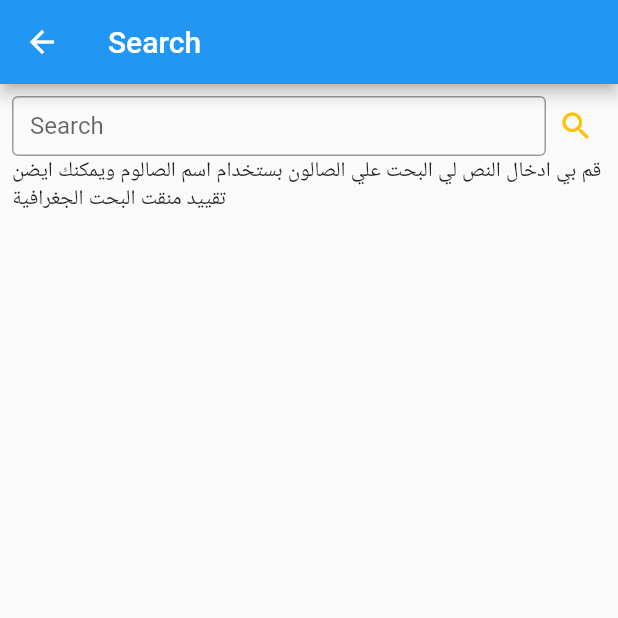
After one commit to alaayousf/barbershops_booking, a Flutter app: the Home screen opened directly, after a tap on the "search" icon, on a phone screen of 412 x 824 dp, the top half of it. The commit adds this screen. Run offline on Flutter 3.47's test engine with Material 2 defaults, Android fonts, the phone set to English and light mode, and no system bars; our stand-ins replace bloc, cached_network_image, cloud_firestore, date_picker_timeline, equatable, firebase_auth and 7 more; missing offline and left inert: dart:ffi, flutter_facebook_auth; accounts and stored records are empty.

Commit message:
تم اضافة جزئية ال search  تبقي فقط جزئية البحت حسب النطاق

```diff
--- a/lib/blocs/GetDataBloc/getdata_Event.dart
+++ b/lib/blocs/GetDataBloc/getdata_Event.dart
@@ -1,4 +1,3 @@
-import 'package:cloud_firestore/cloud_firestore.dart';
 import 'package:equatable/equatable.dart';
 
 abstract class GetDataEvent extends Equatable {
@@ -12,7 +11,20 @@ class GetALLBarbers extends GetDataEvent {}
 
 
 
+
+
 class GetALLServeis extends GetDataEvent {}
+
+
+class SarchEvetn extends GetDataEvent {
+  String sarshKey;
+  SarchEvetn(this.sarshKey);
+}
+
+
+
+
+
 
 class GetOneServeis extends GetDataEvent {
   String id;
--- a/lib/blocs/GetDataBloc/getdata_State.dart
+++ b/lib/blocs/GetDataBloc/getdata_State.dart
@@ -36,6 +36,11 @@ class Filde extends GetDataState {}
 
 
 
+class LodingSaech extends GetDataState {}
+
+
+
+
 
 class GetMyReservationState extends GetDataState {
 
@@ -53,6 +58,18 @@ class DeleteState extends GetDataState {}
 
 
 
+//لي ارجاع الكود لي عملية البحت
+class SearchState extends GetDataState {
+  List<QueryDocumentSnapshot<Map<String, dynamic>>> barbers;
+
+  SearchState(this.barbers);
+
+
+}
+
+
+
+
 
 class ResevOneberberReservation extends GetDataState {
 
--- a/lib/screens/home.dart
+++ b/lib/screens/home.dart
@@ -4,6 +4,7 @@ import 'package:barbershops_booking/export.dart';
 import 'package:barbershops_booking/providers/ListTimeProvider.dart';
 import 'package:barbershops_booking/providers/selctedProvider.dart';
 import 'package:barbershops_booking/screens/myRservation.dart';
+import 'package:barbershops_booking/screens/search.dart';
 import 'package:barbershops_booking/widget/barbers.dart';
 import 'package:cloud_firestore/cloud_firestore.dart';
 import 'package:firebase_auth/firebase_auth.dart';
@@ -34,7 +35,15 @@ class _HomeState extends State<Home> {
               MaterialPageRoute(
                   builder: (context) => MyRservation()),
             );
-          }, icon: Icon(Icons.account_circle))
+          }, icon: Icon(Icons.account_circle)),
+
+          IconButton(onPressed: (){
+            Navigator.push(
+              context,
+              MaterialPageRoute(
+                  builder: (context) => Search()),
+            );
+          }, icon: Icon(Icons.search))
         ],
       ),
       body: SafeArea(
@@ -44,8 +53,13 @@ class _HomeState extends State<Home> {
                 create: (BuildContext context) => SelctedProvider(-1)),
           ],
           child: Column(
+            mainAxisAlignment:MainAxisAlignment.start,
+            crossAxisAlignment: CrossAxisAlignment.start,
             children: [
+
+             const Text('Service'),
               SizedBox(width: double.infinity, height: 200, child: Service()),
+              const Text('salone'),
               Expanded(child: Barbers())
             ],
           ),
--- /dev/null
+++ b/lib/screens/search.dart
@@ -0,0 +1,86 @@
+import 'package:barbershops_booking/blocs/GetDataBloc/Getonedatabloc.dart';
+import 'package:barbershops_booking/blocs/GetDataBloc/getdata_Event.dart';
+import 'package:barbershops_booking/blocs/GetDataBloc/getdata_bloc.dart';
+import 'package:barbershops_booking/widget/berSearch.dart';
+import 'package:flutter/material.dart';
+import 'package:flutter_bloc/flutter_bloc.dart';
+
+
+class Search extends StatefulWidget {
+  @override
+  _SearchState createState() => _SearchState();
+}
+
+class _SearchState extends State<Search> {
+  GetOneDataBluc? bloc;
+
+
+  @override
+  void initState() {
+  bloc = BlocProvider.of(context);
+    super.initState();
+  }
+
+  final myController = TextEditingController();
+
+  @override
+  void dispose() {
+    // Clean up the controller when the widget is disposed.
+    myController.dispose();
+    super.dispose();
+  }
+
+
+  @override
+  Widget build(BuildContext context) {
+
+
+
+
+    return Scaffold(
+      appBar: AppBar(
+        title: const Text('Search'),
+      ),
+      body: SafeArea(
+          child: Padding(
+        padding: const EdgeInsets.all(8.0),
+        child: Column(
+          children: [
+            SizedBox(
+              height: 40,
+              child: Row(
+                children: [
+                    Expanded(
+                    child: TextField(
+                      controller: myController,
+                    //  controller: myController,
+                      decoration: const InputDecoration(
+                        border: OutlineInputBorder(),
+                        labelText: 'Search',
+                      ),
+                    ),
+                  ),
+                  SizedBox(
+                    width: 40,
+                    child: IconButton(
+                        onPressed: () {
+
+                        bloc!.add(SarchEvetn(myController.text));
+                        },
+                        icon: const Icon(
+                          Icons.search,
+                          color: Colors.amber,
+                        )),
+                  )
+                ],
+              ),
+            ),
+            Expanded(
+              child: berSearch()
+            )
+          ],
+        ),
+      )),
+    );
+  }
+}
--- /dev/null
+++ b/lib/widget/berSearch.dart
@@ -0,0 +1,184 @@
+import 'dart:developer';
+import 'dart:ffi';
+
+import 'package:barbershops_booking/blocs/GetDataBloc/Getonedatabloc.dart';
+import 'package:barbershops_booking/blocs/GetDataBloc/getdata_State.dart';
+import 'package:barbershops_booking/blocs/GetDataBloc/getdata_bloc.dart';
+import 'package:barbershops_booking/screens/profile.dart';
+import 'package:cached_network_image/cached_network_image.dart';
+import 'package:cloud_firestore/cloud_firestore.dart';
+import 'package:flutter/material.dart';
+import 'package:flutter_bloc/flutter_bloc.dart';
+
+class berSearch extends StatefulWidget {
+  @override
+  State<berSearch> createState() => _berSearchState();
+}
+
+class _berSearchState extends State<berSearch> {
+  final CollectionReference<Map<String, dynamic>> _usersStream =
+  FirebaseFirestore.instance.collection('Barber Shop');
+
+
+  GetAllDataBloc? bloc;
+  @override
+  void initState() {
+    bloc = BlocProvider.of(context);
+    super.initState();
+  }
+
+
+  @override
+  Widget build(BuildContext context) {
+
+
+
+
+
+
+    return  BlocBuilder<GetOneDataBluc, GetDataState>(
+        builder: (context, state) {
+
+
+
+          if(state is SearchState){
+
+           // state.barbers.removeWhere((element) => true);
+
+
+            return ListView.builder(
+                scrollDirection: Axis.horizontal,
+                itemCount: state.barbers.length,
+                itemBuilder: (BuildContext context, int index) {
+
+                  List<dynamic> arrayvalue = state.barbers[index].get('rater') as List<dynamic>;
+
+
+                  return GestureDetector(
+                    onTap: () {
+
+
+                      Navigator.push(
+                          context,
+                          MaterialPageRoute(builder: (context) => Profile( state.barbers[index]),
+                      )
+                      );
+
+
+
+
+                    },
+                    child: Padding(
+                      padding: const EdgeInsets.all(8.0),
+                      child: Column(
+                        children: [
+                          ClipRRect(
+                            borderRadius: BorderRadius.circular(20),
+                            child: Image(
+                              width: 150,
+                              height: 150,
+                              image: CachedNetworkImageProvider(state.barbers[index].get('logo')),
+                              fit: BoxFit.fill,
+                            ),
+                          ),
+                          Text(state.barbers[index].get('shopName')),
+
+
+                          Text(
+                              'Stars \t ${(state.barbers[index].get('ratings')as num) / arrayvalue.length}'),
+                        ],
+                      ),
+                    ),
+                  );
+                });
+
+          }else{
+            return Text("قم بي ادخال النص لي البحت علي الصالون بستخدام اسم الصالوم "
+                "ويمكنك ايضن تقييد منقت البحت الجغرافية");
+          }
+
+
+        });
+
+  }
+
+}
+
+
+
+
+
+
+
+
+
+
+
+//  StreamBuilder<QuerySnapshot>(
+//   stream: _usersStream.snapshots(),
+//   builder: (BuildContext context, AsyncSnapshot<QuerySnapshot> snapshot) {
+//     if (snapshot.hasError) {
+//       return Text('Something went wrong');
+//     }
+
+//     if (snapshot.connectionState == ConnectionState.waiting) {
+//       return Text("Loading");
+//     }
+
+//     return ListView(
+//       scrollDirection: Axis.vertical,
+//       children: snapshot.data!.docs.map((DocumentSnapshot document) {
+
+
+
+//         // var c = _usersStream
+//         //     .doc(document.id)
+//         //     .collection('Ratings')
+//         //     .doc('LCPDxGtPsnzhaK83gLu4')
+//         //     .get()
+//         //     .then((DocumentSnapshot documentSnapshot) {
+//         //   if (documentSnapshot.exists) {
+//         //     log('${(documentSnapshot.data() as Map<String, dynamic>)['rater'] }');
+//         //   }
+//         // });
+
+
+//         Map<String, dynamic> data =
+//             document.data()! as Map<String, dynamic>;
+
+//         List<dynamic> arrayvalue = data['rater'] as List<dynamic>;
+//         log('ddddd ${arrayvalue.length}');
+
+//         return GestureDetector(
+//           onTap: () {
+//             if(info.indexs!=-1){
+//             Navigator.push(
+//               context,
+//               MaterialPageRoute(builder: (context) => Reservation()),
+//             );
+//             }
+//           },
+//           child: Padding(
+//             padding: const EdgeInsets.all(8.0),
+//             child: Column(
+//               children: [
+//                 ClipRRect(
+//                   borderRadius: BorderRadius.circular(20),
+//                   child: Image(
+//                     width: 150,
+//                     height: 150,
+//                     image: CachedNetworkImageProvider(data['logo']),
+//                     fit: BoxFit.fill,
+//                   ),
+//                 ),
+//                 Text(data['shopName']),
+//                 Text(
+//                     'Stars \t ${(data['ratings'] as num) / arrayvalue.length}'),
+//               ],
+//             ),
+//           ),
+//         );
+//       }).toList(),
+//     );
+//   },
+// );
```
Also changed, not shown: lib/blocs/GetDataBloc/Getonedatabloc.dart (+33 -0 lines), lib/screens/Intro.dart (+71 -11 lines), pubspec.lock.
